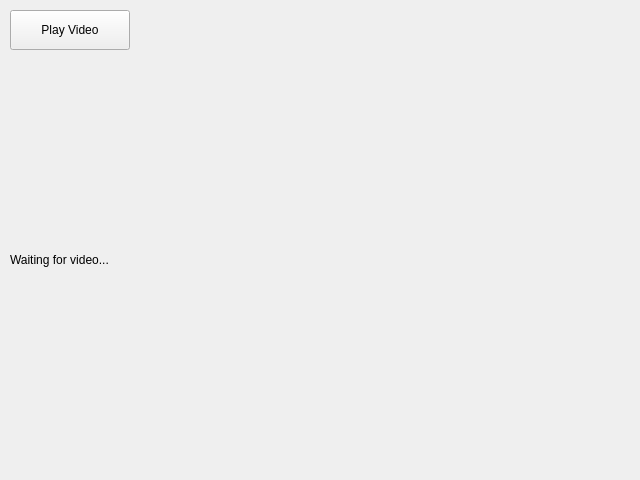
ayeonggg/Record, file my_yolo_rqt_plugin/catkin_ws/src/rqt_image_view_ready/resource/streaming.ui: the form before one commit.
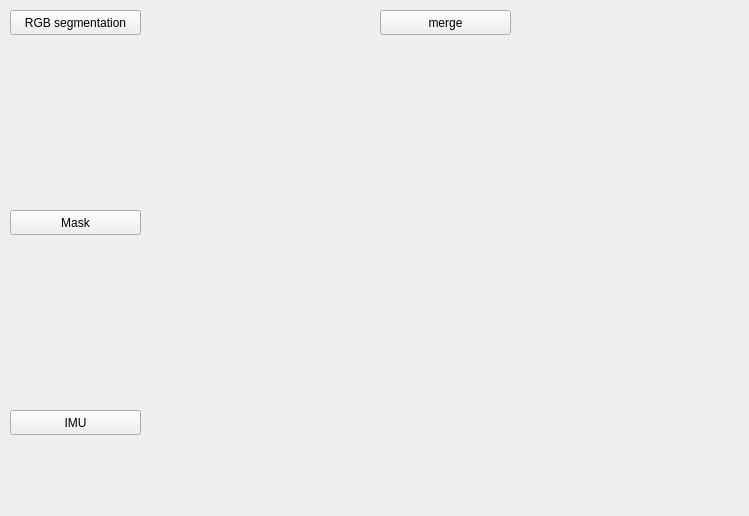
The form after the commit.

```diff
--- a/my_yolo_rqt_plugin/catkin_ws/src/rqt_image_view_ready/resource/streaming.ui
+++ b/my_yolo_rqt_plugin/catkin_ws/src/rqt_image_view_ready/resource/streaming.ui
@@ -2,17 +2,142 @@
 <ui version="4.0">
  <class>Form</class>
  <widget class="QWidget" name="Form">
-  <property name="geometry"><rect><x>0</x><y>0</y><width>640</width><height>480</height></rect></property>
-  <property name="windowTitle"><string>Video Stream</string></property>
-  
-  <widget class="QPushButton" name="play_button">
-   <property name="geometry"><rect><x>10</x><y>10</y><width>120</width><height>40</height></rect></property>
-   <property name="text"><string>Play Video</string></property>
+  <property name="geometry">
+   <rect>
+    <x>0</x>
+    <y>0</y>
+    <width>749</width>
+    <height>516</height>
+   </rect>
+  </property>
+  <property name="windowTitle">
+   <string>Form</string>
+  </property>
+  <widget class="QPushButton" name="pushButton">
+   <property name="geometry">
+    <rect>
+     <x>10</x>
+     <y>10</y>
+     <width>131</width>
+     <height>25</height>
+    </rect>
+   </property>
+   <property name="text">
+    <string>RGB segmentation</string>
+   </property>
   </widget>
-
-  <widget class="QLabel" name="video_label">
-   <property name="geometry"><rect><x>10</x><y>60</y><width>600</width><height>400</height></rect></property>
-   <property name="text"><string>Waiting for video...</string></property>
+  <widget class="QPushButton" name="pushButton_2">
+   <property name="geometry">
+    <rect>
+     <x>10</x>
+     <y>210</y>
+     <width>131</width>
+     <height>25</height>
+    </rect>
+   </property>
+   <property name="text">
+    <string>Mask</string>
+   </property>
+  </widget>
+  <widget class="QPushButton" name="pushButton_3">
+   <property name="geometry">
+    <rect>
+     <x>380</x>
+     <y>10</y>
+     <width>131</width>
+     <height>25</height>
+    </rect>
+   </property>
+   <property name="text">
+    <string>merge</string>
+   </property>
+  </widget>
+  <widget class="QPushButton" name="pushButton_4">
+   <property name="geometry">
+    <rect>
+     <x>10</x>
+     <y>410</y>
+     <width>131</width>
+     <height>25</height>
+    </rect>
+   </property>
+   <property name="text">
+    <string>IMU</string>
+   </property>
+  </widget>
+  <widget class="QWidget" name="verticalLayoutWidget">
+   <property name="geometry">
+    <rect>
+     <x>10</x>
+     <y>40</y>
+     <width>361</width>
+     <height>161</height>
+    </rect>
+   </property>
+   <layout class="QVBoxLayout" name="verticalLayout"/>
+  </widget>
+  <widget class="QWidget" name="verticalLayoutWidget_2">
+   <property name="geometry">
+    <rect>
+     <x>10</x>
+     <y>240</y>
+     <width>361</width>
+     <height>161</height>
+    </rect>
+   </property>
+   <layout class="QVBoxLayout" name="verticalLayout_2"/>
+  </widget>
+  <widget class="QWidget" name="verticalLayoutWidget_4">
+   <property name="geometry">
+    <rect>
+     <x>10</x>
+     <y>440</y>
+     <width>231</width>
+     <height>71</height>
+    </rect>
+   </property>
+   <layout class="QVBoxLayout" name="verticalLayout_4">
+    <property name="spacing">
+     <number>6</number>
+    </property>
+   </layout>
+  </widget>
+  <widget class="QWidget" name="verticalLayoutWidget_5">
+   <property name="geometry">
+    <rect>
+     <x>260</x>
+     <y>440</y>
+     <width>229</width>
+     <height>69</height>
+    </rect> 
+   </property>
+   <layout class="QVBoxLayout" name="verticalLayout_5">
+    <property name="spacing">
+     <number>6</number>
+    </property>
+   </layout>
+  </widget>
+  <widget class="QWidget" name="verticalLayoutWidget_3">
+   <property name="geometry">
+    <rect>
+     <x>380</x>
+     <y>40</y>
+     <width>361</width>
+     <height>361</height>
+    </rect>
+   </property>
+   <layout class="QVBoxLayout" name="verticalLayout_3"/>
+  </widget>
+  <widget class="QWidget" name="verticalLayoutWidget_6">
+   <property name="geometry">
+    <rect>
+     <x>510</x>
+     <y>440</y>
+     <width>227</width>
+     <height>67</height>
+    </rect>
+   </property>
+   <layout class="QVBoxLayout" name="verticalLayout_1"/>
   </widget>
  </widget>
  <resources/>
```
